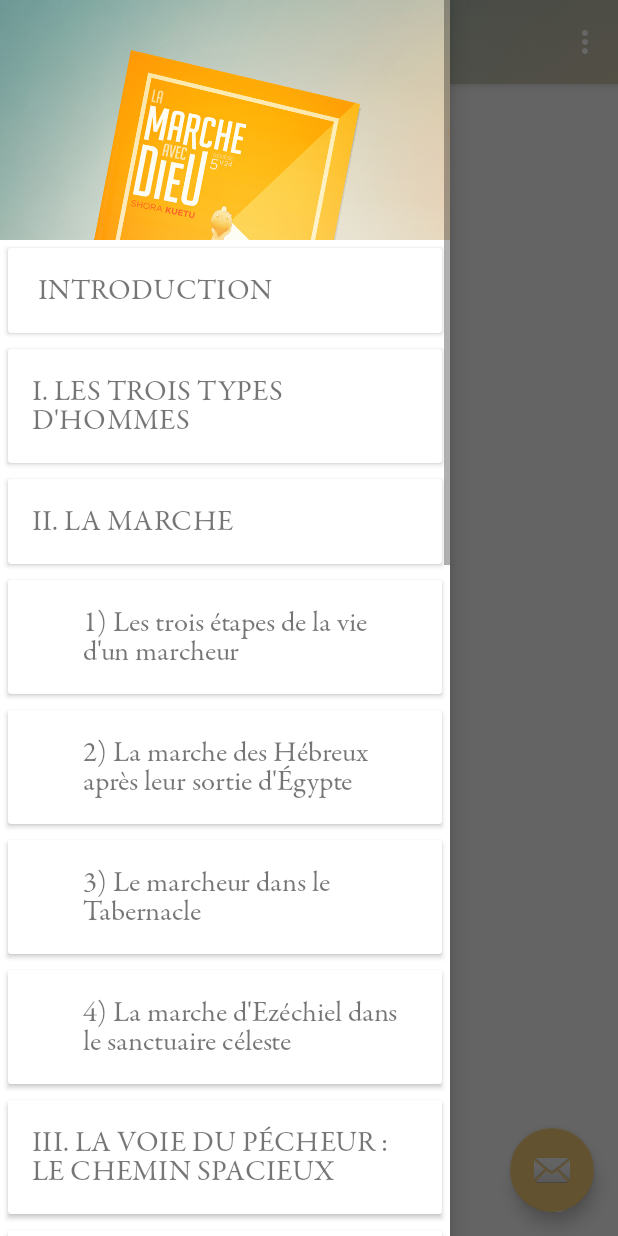
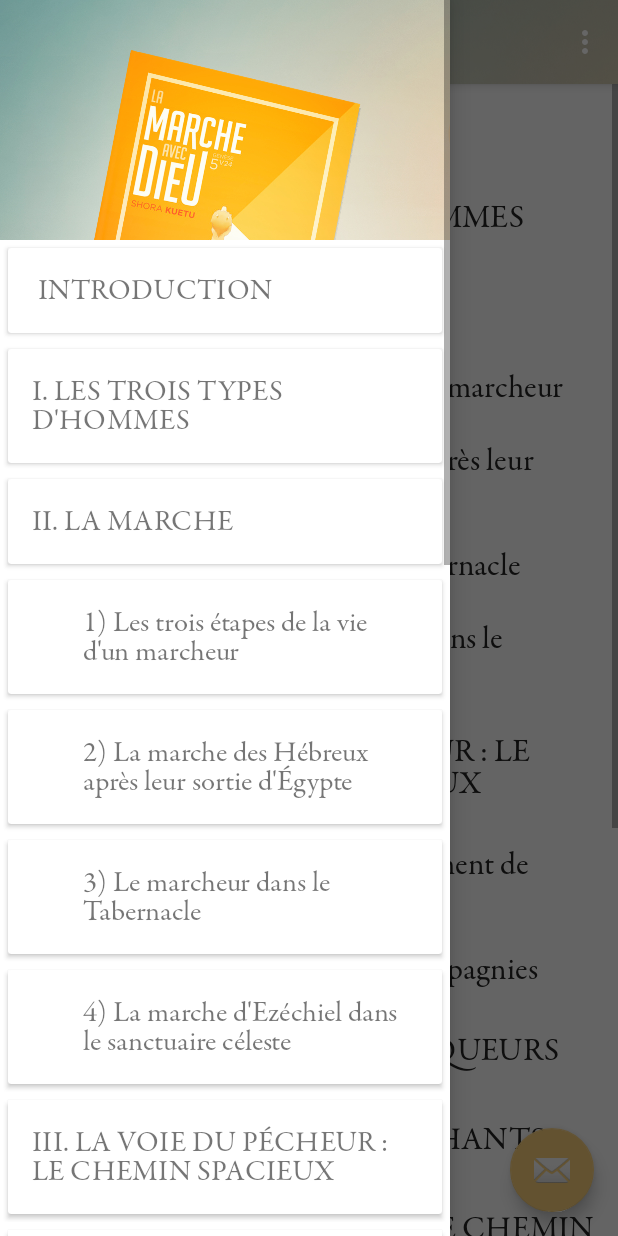
Before and after one commit to fdigbeu/LaMarcheAvecDieu, an Android app: the ReadingActivity screen opened directly, with no data from a screen before it, with the side drawer open, on a phone screen of 412 x 824 dp. Run offline under Robolectric (Android 15) with nearby library versions, the phone set to English and light mode, and no system bars.

Commit message:
Commit global

```diff
--- a/app/build.gradle
+++ b/app/build.gradle
@@ -5,7 +5,7 @@ android {
     buildToolsVersion "25.0.3"
     defaultConfig {
         applicationId "lveapp.fr.lamarcheavecdieu"
-        minSdkVersion 16
+        minSdkVersion 17
         targetSdkVersion 26
         versionCode 1
         versionName "1.0"
--- a/app/src/main/java/lveapp/fr/lamarcheavecdieu/Model/Content.java
+++ b/app/src/main/java/lveapp/fr/lamarcheavecdieu/Model/Content.java
@@ -5,4 +5,97 @@ package lveapp.fr.lamarcheavecdieu.Model;
  */
 
 public class Content {
+    private String titleNumber;
+    private String titleValue;
+    private String titleKeyCode;
+    private String titleDetail;
+    private String subTitleNumber;
+    private String subTitleValue;
+    private String subTitleKeyCode;
+    private String subTitleDetail;
+    private String typeContent;
+
+    public Content(String titleNumber, String titleValue, String titleKeyCode, String titleDetail, String subTitleNumber, String subTitleValue, String subTitleKeyCode, String subTitleDetail, String typeContent) {
+        this.titleNumber = titleNumber;
+        this.titleValue = titleValue;
+        this.titleKeyCode = titleKeyCode;
+        this.titleDetail = titleDetail;
+        this.subTitleNumber = subTitleNumber;
+        this.subTitleValue = subTitleValue;
+        this.subTitleKeyCode = subTitleKeyCode;
+        this.subTitleDetail = subTitleDetail;
+        this.typeContent = typeContent;
+    }
+
+    public String getTitleNumber() {
+        return titleNumber;
+    }
+
+    public void setTitleNumber(String titleNumber) {
+        this.titleNumber = titleNumber;
+    }
+
+    public String getTitleValue() {
+        return titleValue;
+    }
+
+    public void setTitleValue(String titleValue) {
+        this.titleValue = titleValue;
+    }
+
+    public String getTitleKeyCode() {
+        return titleKeyCode;
+    }
+
+    public void setTitleKeyCode(String titleKeyCode) {
+        this.titleKeyCode = titleKeyCode;
+    }
+
+    public String getTitleDetail() {
+        return titleDetail;
+    }
+
+    public void setTitleDetail(String titleDetail) {
+        this.titleDetail = titleDetail;
+    }
+
+    public String getSubTitleNumber() {
+        return subTitleNumber;
+    }
+
+    public void setSubTitleNumber(String subTitleNumber) {
+        this.subTitleNumber = subTitleNumber;
+    }
+
+    public String getSubTitleValue() {
+        return subTitleValue;
+    }
+
+    public void setSubTitleValue(String subTitleValue) {
+        this.subTitleValue = subTitleValue;
+    }
+
+    public String getSubTitleKeyCode() {
+        return subTitleKeyCode;
+    }
+
+    public void setSubTitleKeyCode(String subTitleKeyCode) {
+        this.subTitleKeyCode = subTitleKeyCode;
+    }
+
+    public String getSubTitleDetail() {
+        return subTitleDetail;
+    }
+
+    public void setSubTitleDetail(String subTitleDetail) {
+        this.subTitleDetail = subTitleDetail;
+    }
+
+    public String getTypeContent() {
+        return typeContent;
+    }
+
+    public void setTypeContent(String typeContent) {
+        this.typeContent = typeContent;
+    }
 }
--- a/app/src/main/java/lveapp/fr/lamarcheavecdieu/Presenter/CommonPresenter.java
+++ b/app/src/main/java/lveapp/fr/lamarcheavecdieu/Presenter/CommonPresenter.java
@@ -1,6 +1,7 @@
 package lveapp.fr.lamarcheavecdieu.Presenter;
 
 import android.content.Context;
+import android.util.Log;
 import android.view.View;
 import android.widget.TextView;
 
@@ -13,6 +14,8 @@ import java.io.InputStream;
 import java.util.ArrayList;
 import java.util.Hashtable;
 
+import lveapp.fr.lamarcheavecdieu.Model.Common;
+import lveapp.fr.lamarcheavecdieu.Model.Content;
 import lveapp.fr.lamarcheavecdieu.Model.Summary;
 import lveapp.fr.lamarcheavecdieu.R;
 
@@ -228,6 +231,109 @@ public class CommonPresenter {
         }
     }
 
+
+    /**
+     * Get All Content list
+     * @param context
+     * @return
+     */
+    public static ArrayList<Content> getContentList(Context context){
+        ArrayList<Content> mList = new ArrayList<>();
+
+        String srcFichier = "json/summary.json";
+        //--
+        String titleNumber = null;
+        String titleValue = null;
+        String titleKeyCode = null;
+        String titleDetail = null;
+        String subTitleNumber = null;
+        String subTitleValue = null;
+        String subTitleKeyCode = null;
+        String subTitleDetail = null;
+        String typeContent;
+        //--
+        try
+        {
+            JSONArray jsonArray = new JSONArray(loadJSONFromAsset(context, srcFichier));
+            ArrayList<String> mListContent = null;
+            for(int i = 0; i < jsonArray.length(); i++)
+            {
+                JSONObject jsonObject = jsonArray.getJSONObject(i);
+                titleValue = jsonObject.getString("titre");
+                titleNumber = jsonObject.getString("titreNumero");
+                titleKeyCode = jsonObject.getString("titreKeycode");
+                typeContent = "SUMMARY_TITLE";
+                //--
+                mList.add(new Content(titleNumber, titleValue, titleKeyCode, titleDetail, subTitleNumber, subTitleValue, subTitleKeyCode, subTitleDetail, typeContent));
+                //--
+                /*mListContent = getContentListByKeyCode(context, titleKeyCode);
+                if(mListContent != null && mListContent.size() > 0){
+                    typeContent = "BOOK_CONTENT_TITLE";
+                    for (int k=0; k<mListContent.size(); k++) {
+                        titleDetail = mListContent.get(k);
+                        mList.add(new Content(titleNumber, titleValue, titleKeyCode, titleDetail, subTitleNumber, subTitleValue, subTitleKeyCode, subTitleDetail, typeContent));
+                    }
+                }*/
+                //--
+                JSONArray jsonFilsArray = new JSONArray(jsonObject.getString("soustitre"));
+                if(jsonFilsArray.length() > 0){
+                    for(int j = 0; j < jsonFilsArray.length(); j++){
+                        JSONObject jsonFilsObject = jsonFilsArray.getJSONObject(j);
+                        typeContent = "SUMMARY_SUBTITLE";
+                        subTitleValue = jsonFilsObject.getString("sousTitreValue");
+                        subTitleNumber = jsonFilsObject.getString("sousTitreNumero");
+                        subTitleKeyCode = jsonFilsObject.getString("sousTitreKeyCode");
+                        mList.add(new Content(titleNumber, titleValue, titleKeyCode, titleDetail, subTitleNumber, subTitleValue, subTitleKeyCode, subTitleDetail, typeContent));
+                        //--
+                        /*mListContent = getContentListByKeyCode(context, subTitleKeyCode);
+                        if(mListContent != null && mListContent.size() > 0){
+                            typeContent = "BOOK_CONTENT_SUBTITLE";
+                            for (int k=0; k<mListContent.size(); k++) {
+                                titleDetail = mListContent.get(k);
+                                mList.add(new Content(titleNumber, titleValue, titleKeyCode, titleDetail, subTitleNumber, subTitleValue, subTitleKeyCode, subTitleDetail, typeContent));
+                            }
+                        }*/
+                        //--
+                    }
+                }
+            }
+        }
+        catch (JSONException e)
+        {
+            e.printStackTrace();
+        }
+        return mList;
+    }
+
+    public static ArrayList<String> getContentListByKeyCode(Context context, String summaryKey){
+        ArrayList<String> mList = new ArrayList<>();
+        String srcFichier = "json/content.json";
+        try
+        {
+            JSONArray jsonArray = new JSONArray(loadJSONFromAsset(context, srcFichier));
+            for(int i = 0; i < jsonArray.length(); i++)
+            {
+                JSONObject jsonObject = jsonArray.getJSONObject(i);
+                String keycode = new String(jsonObject.getString("keycode")); // To cast Int to String
+                String contenu = jsonObject.getString("contenu");
+                //--
+                if(keycode.equalsIgnoreCase(summaryKey)){
+                    JSONArray jsonFilsArray = new JSONArray(contenu);
+                    if(jsonFilsArray.length() > 0){
+                        for(int j = 0; j < jsonFilsArray.length(); j++){
+                            mList.add(jsonFilsArray.get(j).toString());
+                        }
+                    }
+                }
+            }
+        }
+        catch (JSONException e)
+        {
+            e.printStackTrace();
+        }
+        return mList;
+    }
+
     public static int[] getSummaryTextId() {
         return summaryTextId;
     }
--- a/app/src/main/java/lveapp/fr/lamarcheavecdieu/Presenter/ReadingPresenter.java
+++ b/app/src/main/java/lveapp/fr/lamarcheavecdieu/Presenter/ReadingPresenter.java
@@ -6,6 +6,7 @@ import android.view.View;
 
 import java.util.ArrayList;
 
+import lveapp.fr.lamarcheavecdieu.Model.Content;
 import lveapp.fr.lamarcheavecdieu.Model.Summary;
 import lveapp.fr.lamarcheavecdieu.R;
 import lveapp.fr.lamarcheavecdieu.View.Interfaces.ReadingInterface.IReadingActivity;
@@ -25,9 +26,12 @@ public class ReadingPresenter {
     public void loadReadingData(Context context){
         this.context = context;
         iReadingActivity.findWidgetsAndSetEvents();
-        //--
+        // Get Summury title and Summary subtitle list
         ArrayList<Summary> SummaryItems = CommonPresenter.getSummaryTitleAndSubTitleList(context);
         iReadingActivity.displaySummaryContent(SummaryItems);
+        // Display all book content
+        ArrayList<Content> contentItems = CommonPresenter.getContentList(context);
+        iReadingActivity.displayBookContent(contentItems);
     }
 
 
--- a/app/src/main/java/lveapp/fr/lamarcheavecdieu/View/Activities/ReadingActivity.java
+++ b/app/src/main/java/lveapp/fr/lamarcheavecdieu/View/Activities/ReadingActivity.java
@@ -19,10 +19,12 @@ import android.widget.TextView;
 
 import java.util.ArrayList;
 
+import lveapp.fr.lamarcheavecdieu.Model.Content;
 import lveapp.fr.lamarcheavecdieu.Model.Summary;
 import lveapp.fr.lamarcheavecdieu.Presenter.CommonPresenter;
 import lveapp.fr.lamarcheavecdieu.Presenter.ReadingPresenter;
 import lveapp.fr.lamarcheavecdieu.R;
+import lveapp.fr.lamarcheavecdieu.View.Adapters.ContentItemsAdapter;
 import lveapp.fr.lamarcheavecdieu.View.Adapters.SummaryItemsAdapter;
 import lveapp.fr.lamarcheavecdieu.View.Interfaces.ReadingInterface.IReadingActivity;
 
@@ -35,7 +37,8 @@ public class ReadingActivity extends AppCompatActivity
     private DrawerLayout drawer;
     private ActionBarDrawerToggle toggle;
     private ReadingPresenter readingPresenter;
-    private RecyclerView recyclerView;
+    private RecyclerView menuSummary;
+    private RecyclerView bookContent;
 
     @Override
     protected void onCreate(Bundle savedInstanceState) {
@@ -125,16 +128,27 @@ public class ReadingActivity extends AppCompatActivity
         toggle.syncState();
 
         //--
-        recyclerView=(RecyclerView)findViewById(R.id.menu_summary);
+        menuSummary=(RecyclerView)findViewById(R.id.menu_summary);
+        bookContent = (RecyclerView)findViewById(R.id.book_content);
     }
 
     @Override
     public void displaySummaryContent(ArrayList<Summary> summaryItems) {
         GridLayoutManager gridLayout = new GridLayoutManager(ReadingActivity.this, 1);
-        recyclerView.setLayoutManager(gridLayout);
-        recyclerView.setHasFixedSize(true);
+        menuSummary.setLayoutManager(gridLayout);
+        menuSummary.setHasFixedSize(true);
 
         SummaryItemsAdapter mAdapter = new SummaryItemsAdapter(ReadingActivity.this, summaryItems, drawer);
-        recyclerView.setAdapter(mAdapter);
+        menuSummary.setAdapter(mAdapter);
+    }
+
+    @Override
+    public void displayBookContent(ArrayList<Content> contentItems) {
+        GridLayoutManager gridLayout = new GridLayoutManager(ReadingActivity.this, 1);
+        bookContent.setLayoutManager(gridLayout);
+        bookContent.setHasFixedSize(true);
+
+        ContentItemsAdapter mAdapter = new ContentItemsAdapter(ReadingActivity.this, contentItems);
+        bookContent.setAdapter(mAdapter);
     }
 }
--- /dev/null
+++ b/app/src/main/java/lveapp/fr/lamarcheavecdieu/View/Adapters/ContentItemsAdapter.java
@@ -0,0 +1,225 @@
+package lveapp.fr.lamarcheavecdieu.View.Adapters;
+
+import android.content.Context;
+import android.graphics.Typeface;
+import android.os.Build;
+import android.support.v7.widget.RecyclerView;
+import android.text.Html;
+import android.util.Log;
+import android.view.LayoutInflater;
+import android.view.View;
+import android.view.ViewGroup;
+import android.widget.LinearLayout;
+import android.widget.TextView;
+
+import java.util.ArrayList;
+
+import lveapp.fr.lamarcheavecdieu.Model.Content;
+import lveapp.fr.lamarcheavecdieu.R;
+
+
+/**
+ * Created by Maranatha on 28/08/2017.
+ */
+
+public class ContentItemsAdapter extends RecyclerView.Adapter<RecyclerView.ViewHolder> {
+
+    private LayoutInflater mInflater;
+    private Context context;
+    private ArrayList<Content> contentData;
+
+    // Constructor
+    public ContentItemsAdapter(Context context, ArrayList<Content> contentData) {
+        this.context = context;
+        this.contentData = contentData;
+        this.mInflater = LayoutInflater.from(context);
+    }
+
+    @Override
+    public RecyclerView.ViewHolder onCreateViewHolder(ViewGroup parent, int viewType) {
+        View view = null;
+        switch (viewType) {
+            // Content Title
+            case 0:
+                view = mInflater.inflate(R.layout.item_title_content, parent, false);
+                return new ContentTitleItemHolder(view);
+            // Content Subtitle
+            case 1:
+                view = mInflater.inflate(R.layout.item_subtitle_content, parent, false);
+                return new ContentSubTitleItemHolder(view);
+            // Content detail
+            case 2:
+                view = mInflater.inflate(R.layout.item_detail_content, parent, false);
+                return new ContentDetailItemHolder(view);
+        }
+        return null;
+    }
+
+    @Override
+    public void onBindViewHolder(RecyclerView.ViewHolder holder, int position) {
+
+        TextView titleItemTextView = null;
+        TextView subtitleItemTextView = null;
+        TextView detailItemTextView = null;
+        TextView numberItemTextView = null;
+
+        Typeface font = Typeface.createFromAsset(context.getAssets(),"fonts/Garamond_Premier_Pro.ttf");
+
+        Content content = contentData.get(position);
+
+        int itemViewType = getItemViewType(position);
+
+        // Content Title
+        if(itemViewType == 0){
+            ContentTitleItemHolder titleItemHolder = (ContentTitleItemHolder)holder;
+            numberItemTextView = titleItemHolder.titleNumber;
+            titleItemTextView = titleItemHolder.titleItem;
+            numberItemTextView.setTypeface(font);
+            titleItemTextView.setTypeface(font);
+            if(content != null){
+                if(content.getTitleNumber().isEmpty() || content.getTitleNumber() == null || content.getTitleNumber().length() == 0){
+                    numberItemTextView.setVisibility(View.GONE);
+                }
+                else{
+                    numberItemTextView.setText(content.getTitleNumber());
+                }
+                titleItemTextView.setText(content.getTitleValue());
+            }
+            titleItemHolder.positionItem = position;
+        }
+        // Content Subtitle
+        else if(itemViewType == 1){
+            ContentSubTitleItemHolder subtitleItemHolder = (ContentSubTitleItemHolder)holder;
+            numberItemTextView = subtitleItemHolder.subtitleNumber;
+            subtitleItemTextView = subtitleItemHolder.subtitleItem;
+            numberItemTextView.setTypeface(font);
+            subtitleItemTextView.setTypeface(font);
+            if(content != null) {
+                numberItemTextView.setText(content.getSubTitleNumber());
+                subtitleItemTextView.setText(content.getSubTitleValue());
+            }
+            subtitleItemHolder.positionItem = position;
+        }
+        // Content detail
+        else if(itemViewType == 2){
+            ContentDetailItemHolder detailItemHolder = (ContentDetailItemHolder)holder;
+            detailItemTextView = detailItemHolder.detailItem;
+            detailItemTextView.setTypeface(font);
+            if(content != null) {
+                if(content.getTypeContent().equalsIgnoreCase("BOOK_CONTENT_SUBTITLE"))
+                    detailItemTextView.setText(Build.VERSION.SDK_INT >= Build.VERSION_CODES.N ? Html.fromHtml(content.getSubTitleDetail(), Html.FROM_HTML_MODE_LEGACY) : Html.fromHtml(content.getSubTitleDetail()));
+                else if(content.getTypeContent().equalsIgnoreCase("BOOK_CONTENT_TITLE"))
+                    detailItemTextView.setText(Build.VERSION.SDK_INT >= Build.VERSION_CODES.N ? Html.fromHtml(content.getTitleDetail(), Html.FROM_HTML_MODE_LEGACY) : Html.fromHtml(content.getTitleDetail()));
+                else{}
+            }
+            detailItemHolder.positionItem = position;
+        }
+        else{}
+    }
+
+
+    @Override
+    public int getItemViewType(int position) {
+        Content content = contentData.get(position);
+        // Content Title
+        if(content.getTypeContent() != null && content.getTypeContent().equalsIgnoreCase("SUMMARY_TITLE"))
+            return 0;
+            // Content Subtitle
+        else if(content.getTypeContent() != null && content.getTypeContent().equalsIgnoreCase("SUMMARY_SUBTITLE"))
+            return 1;
+            // Content detail
+        else if((content.getTypeContent() != null && content.getTypeContent().equalsIgnoreCase("BOOK_CONTENT_TITLE")) ||
+                content.getTypeContent() != null && content.getTypeContent().equalsIgnoreCase("BOOK_CONTENT_SUBTITLE"))
+            return 2;
+        else
+            return super.getItemViewType(position);
+    }
+
+    @Override
+    public int getItemCount() {
+        return contentData.size();
+    }
+
+    /**
+     * Content title : title value
+     */
+    public class ContentTitleItemHolder extends RecyclerView.ViewHolder implements View.OnClickListener {
+        LinearLayout titleLayout;
+        TextView titleNumber;
+        TextView titleItem;
+        int positionItem;
+
+        public ContentTitleItemHolder(View itemView) {
+            super(itemView);
+            titleNumber = itemView.findViewById(R.id.title_number);
+            titleItem = itemView.findViewById(R.id.title_content);
+            titleLayout = itemView.findViewById(R.id.title_layout);
+            titleLayout.setOnClickListener(this);
+        }
+
+        @Override
+        public void onClick(View v) {
+            int id = v.getId();
+            switch (id){
+                case R.id.subtitle_layout:
+                    Log.i("TAG_CONTENT_SUBTITLE", "ContentSubTitleItemHolder");
+                    break;
+            }
+        }
+    }
+
+
+    /**
+     * Content subtitle : subtitle value
+     */
+    public class ContentSubTitleItemHolder extends RecyclerView.ViewHolder implements View.OnClickListener {
+        LinearLayout subtitleLayout;
+        TextView subtitleNumber;
+        TextView subtitleItem;
+        int positionItem;
+
+        public ContentSubTitleItemHolder(View itemView) {
+            super(itemView);
+            subtitleNumber = itemView.findViewById(R.id.subtitle_number);
+            subtitleItem = itemView.findViewById(R.id.subtitle_content);
+            subtitleLayout = itemView.findViewById(R.id.subtitle_layout);
+            subtitleLayout.setOnClickListener(this);
+        }
+
+        @Override
+        public void onClick(View v) {
+            int id = v.getId();
+            switch (id){
+                case R.id.subtitle_layout:
+                    Log.i("TAG_CONTENT_SUBTITLE", "ContentSubTitleItemHolder");
+                    break;
+            }
+        }
+    }
+
+    /**
+     * Content detail
+     */
+    public class ContentDetailItemHolder extends RecyclerView.ViewHolder implements View.OnClickListener {
+        LinearLayout detailLayout;
+        TextView detailItem;
+        int positionItem;
+
+        public ContentDetailItemHolder(View itemView) {
+            super(itemView);
+            detailItem = itemView.findViewById(R.id.detail_content);
+            detailLayout = itemView.findViewById(R.id.detail_layout);
+            detailLayout.setOnClickListener(this);
+        }
+
+        @Override
+        public void onClick(View v) {
+            int id = v.getId();
+            switch (id){
+                case R.id.detail_layout:
+                    Log.i("TAG_DETAIL_CONTENT", "ContentDetailItemHolder");
+                    break;
+            }
+        }
+    }
+}
--- a/app/src/main/res/values/colors.xml
+++ b/app/src/main/res/values/colors.xml
@@ -3,7 +3,8 @@
     <color name="colorPrimary">#709a96</color>
     <color name="colorPrimaryDark">#80a8a0</color>
     <color name="colorAccent">#f9cf79</color>
-
+    <color name="colorBlack">#222222</color>
+    <color name="colorBlack2">#555555</color>
     <color name="colorPrimaryOpacity80">#CC709a96</color>
     <color name="colorPrimaryOpacity25">#40709a96</color>
     <color name="colorPrimaryOpacity15">#26709a96</color>
--- a/app/src/main/res/values/dimens.xml
+++ b/app/src/main/res/values/dimens.xml
@@ -3,6 +3,7 @@
     <dimen name="fab_margin">16dp</dimen>
     <dimen name="text_margin">16dp</dimen>
     <dimen name="subtext_margin">50dp</dimen>
+    <dimen name="subtext_padding">30dp</dimen>
     <dimen name="card_margin">5dp</dimen>
     <!-- Default screen margins, per the Android Design guidelines. -->
     <dimen name="activity_horizontal_margin">16dp</dimen>
@@ -11,4 +12,5 @@
     <dimen name="nav_header_height">160dp</dimen>
     <!-- Default text size -->
     <dimen name="default_text_size">19sp</dimen>
+    <dimen name="content_text_size">21sp</dimen>
 </resources>
```
Also changed, not shown: app/src/main/java/lveapp/fr/lamarcheavecdieu/Model/Common.java (+7 -0 lines), app/src/main/java/lveapp/fr/lamarcheavecdieu/View/Interfaces/ReadingInterface.java (+7 -0 lines), app/src/main/res/layout/content_reading.xml (+8 -2 lines), app/src/main/res/layout/item_detail_content.xml (added, +18 -0 lines), app/src/main/res/layout/item_subtitle_content.xml (added, +40 -0 lines), app/src/main/res/layout/item_title_content.xml (added, +35 -0 lines), app/src/main/assets/json/content.json.
